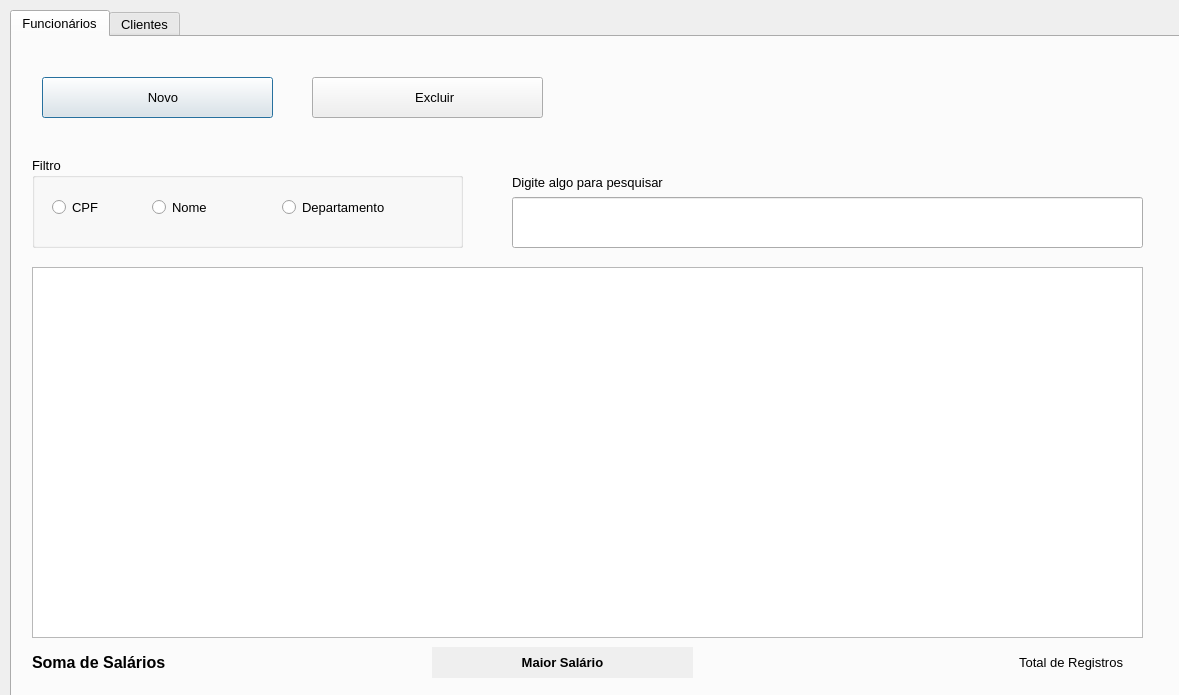
First picture: the form in projeto_EE_2022_1/telaprincipal.ui, repository MariaZBP/projeto_Qt, before the edit.
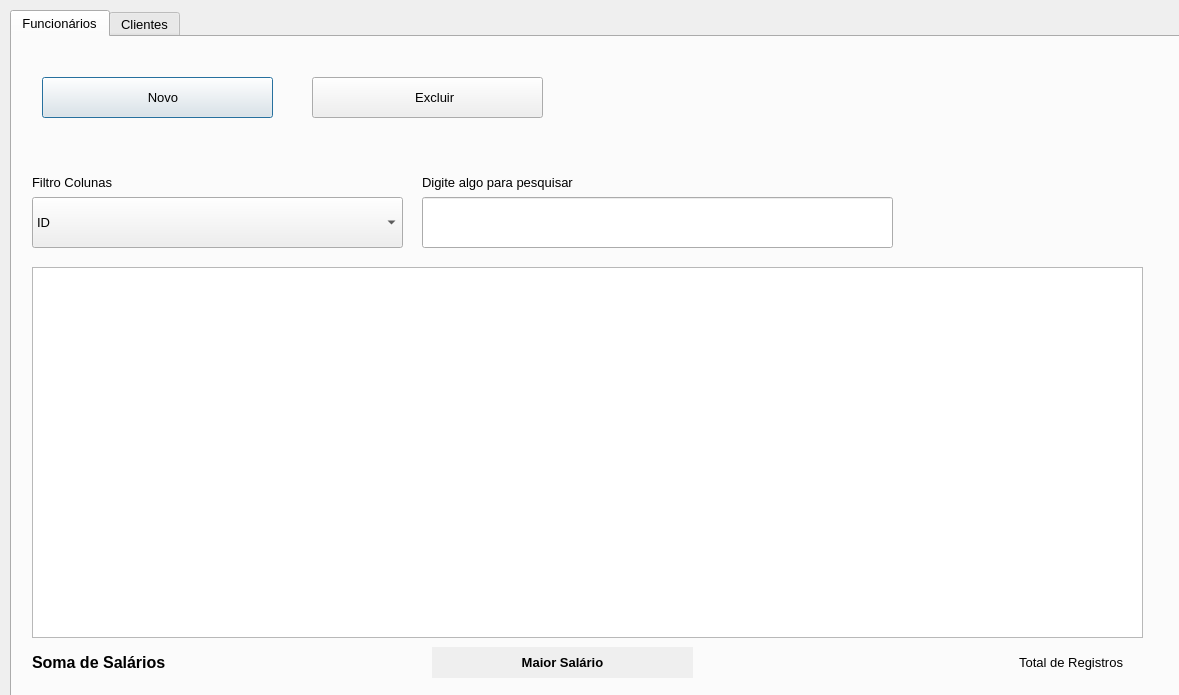
Second picture: the form after the edit. Icons and pictures are not drawn.

Commit message: Filtros para todas as colunas

What changed in the file:
```diff
--- a/projeto_EE_2022_1/telaprincipal.ui
+++ b/projeto_EE_2022_1/telaprincipal.ui
@@ -63,9 +63,9 @@
     <widget class="QLineEdit" name="txtPesquisarFuncionario">
      <property name="geometry">
       <rect>
-       <x>500</x>
+       <x>410</x>
        <y>160</y>
-       <width>631</width>
+       <width>471</width>
        <height>51</height>
       </rect>
      </property>
@@ -76,7 +76,7 @@
     <widget class="QLabel" name="label">
      <property name="geometry">
       <rect>
-       <x>500</x>
+       <x>410</x>
        <y>130</y>
        <width>421</width>
        <height>31</height>
@@ -144,63 +144,6 @@
       <string>&lt;html&gt;&lt;head/&gt;&lt;body&gt;&lt;p&gt;&lt;span style=&quot; font-size:12pt; color:#000000;&quot;&gt;Soma de Salários&lt;/span&gt;&lt;/p&gt;&lt;/body&gt;&lt;/html&gt;</string>
      </property>
     </widget>
-    <widget class="QGroupBox" name="groupBox">
-     <property name="geometry">
-      <rect>
-       <x>20</x>
-       <y>120</y>
-       <width>431</width>
-       <height>91</height>
-      </rect>
-     </property>
-     <property name="font">
-      <font>
-       <pointsize>10</pointsize>
-      </font>
-     </property>
-     <property name="title">
-      <string>Filtro</string>
-     </property>
-     <widget class="QRadioButton" name="rdCPF">
-      <property name="geometry">
-       <rect>
-        <x>20</x>
-        <y>40</y>
-        <width>95</width>
-        <height>20</height>
-       </rect>
-      </property>
-      <property name="text">
-       <string>CPF</string>
-      </property>
-     </widget>
-     <widget class="QRadioButton" name="rdNome">
-      <property name="geometry">
-       <rect>
-        <x>120</x>
-        <y>40</y>
-        <width>95</width>
-        <height>20</height>
-       </rect>
-      </property>
-      <property name="text">
-       <string>Nome</string>
-      </property>
-     </widget>
-     <widget class="QRadioButton" name="rdDepartamento">
-      <property name="geometry">
-       <rect>
-        <x>250</x>
-        <y>40</y>
-        <width>131</width>
-        <height>20</height>
-       </rect>
-      </property>
-      <property name="text">
-       <string>Departamento</string>
-      </property>
-     </widget>
-    </widget>
     <widget class="QLabel" name="lblMaiorSalario">
      <property name="geometry">
       <rect>
@@ -245,6 +188,74 @@
       <string>&lt;html&gt;&lt;head/&gt;&lt;body&gt;&lt;p align=&quot;right&quot;&gt;Total de Registros&lt;/p&gt;&lt;/body&gt;&lt;/html&gt;</string>
      </property>
     </widget>
+    <widget class="QComboBox" name="comboBoxColunaFiltro">
+     <property name="geometry">
+      <rect>
+       <x>20</x>
+       <y>160</y>
+       <width>371</width>
+       <height>51</height>
+      </rect>
+     </property>
+     <item>
+      <property name="text">
+       <string>ID</string>
+      </property>
+     </item>
+     <item>
+      <property name="text">
+       <string>CPF</string>
+      </property>
+     </item>
+     <item>
+      <property name="text">
+       <string>Nome</string>
+      </property>
+     </item>
+     <item>
+      <property name="text">
+       <string>Salário</string>
+      </property>
+     </item>
+     <item>
+      <property name="text">
+       <string>Departamento</string>
+      </property>
+     </item>
+     <item>
+      <property name="text">
+       <string>Data de Nascimento</string>
+      </property>
+     </item>
+     <item>
+      <property name="text">
+       <string>Telefone</string>
+      </property>
+     </item>
+     <item>
+      <property name="text">
+       <string>Email</string>
+      </property>
+     </item>
+    </widget>
+    <widget class="QLabel" name="label_2">
+     <property name="geometry">
+      <rect>
+       <x>20</x>
+       <y>130</y>
+       <width>421</width>
+       <height>31</height>
+      </rect>
+     </property>
+     <property name="font">
+      <font>
+       <pointsize>10</pointsize>
+      </font>
+     </property>
+     <property name="text">
+      <string>Filtro Colunas</string>
+     </property>
+    </widget>
    </widget>
    <widget class="QWidget" name="tab_2">
     <attribute name="title">
```
The commit also changes 1 other file.
